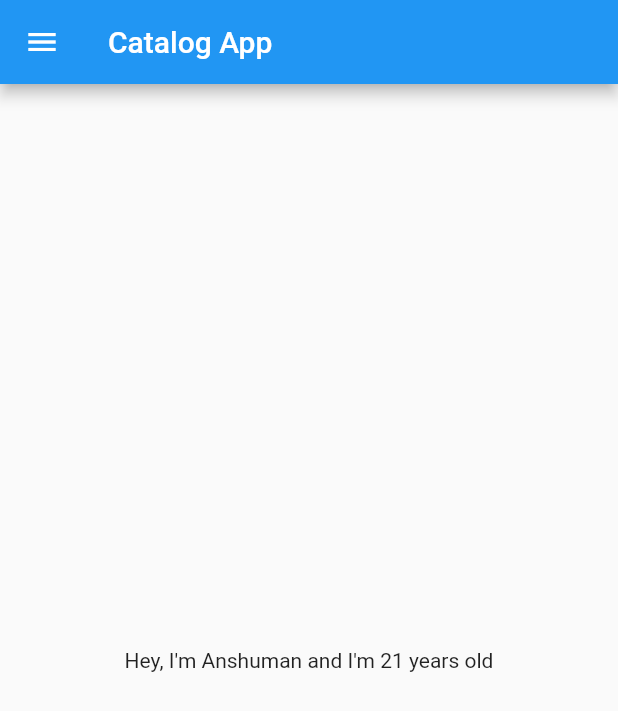
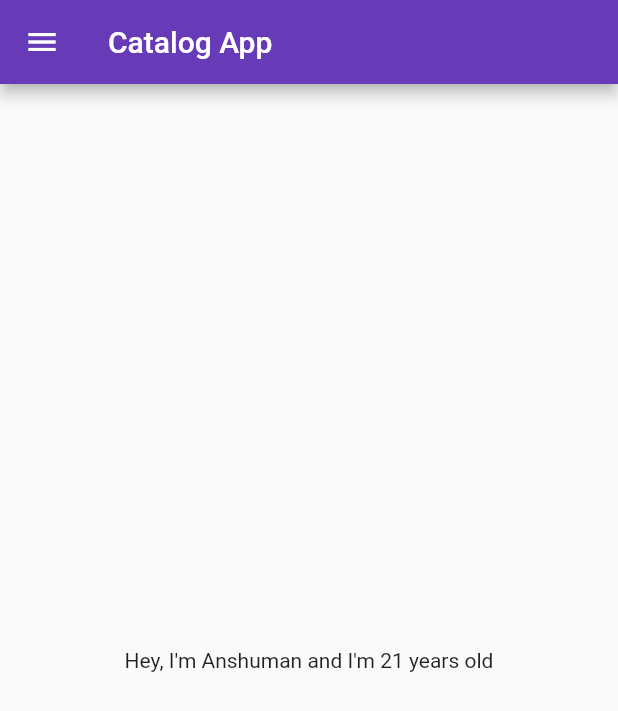
Before and after one commit to am-anshuman/CatalogApp, a Flutter app: the screen it shows after launch, on a phone screen of 412 x 824 dp. Shown: the top 711 px of the screen. Run offline on Flutter 3.47's test engine with Material 2 defaults, Android fonts, the phone set to English and light mode, and no system bars.

Commit message:
Day 3 completed

```diff
--- a/lib/main.dart
+++ b/lib/main.dart
@@ -1,4 +1,5 @@
-import 'package:catalog_app/home_page.dart';
+import 'package:catalog_app/pages/home_page.dart';
+import 'package:catalog_app/pages/login_page.dart';
 import 'package:flutter/material.dart';
 
 void main() {
@@ -10,8 +11,16 @@ class MyApp extends StatelessWidget {
 
   @override
   Widget build(BuildContext context) {
-    return const MaterialApp(
-      home: HomePage(),
+    return MaterialApp(
+      themeMode: ThemeMode.light,
+      theme: ThemeData(primarySwatch: Colors.deepPurple),
+      darkTheme: ThemeData(brightness: Brightness.dark),
+      initialRoute: "/home",
+      routes: {
+        "/": (context) => const LoginPage(),
+        "/home": (context) => const HomePage(),
+        "/login": (context) => const LoginPage(),
+      },
     );
   }
 }
```
Also changed, not shown: lib/pages/login_page.dart (added, +14 -0 lines), lib/pages/home_page.dart (renamed from lib/home_page.dart).
